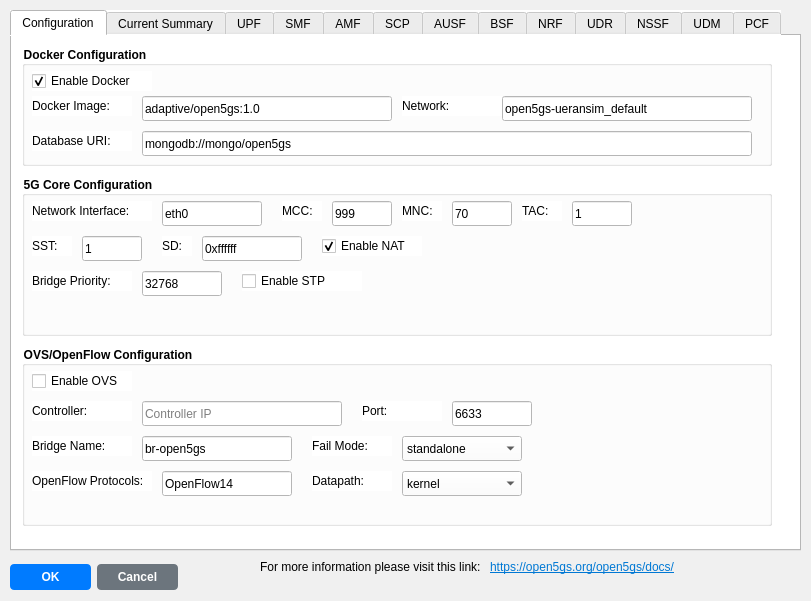
This is netflux5g-editor/src/gui/ui/Component5G_properties.ui in adaptivenetworklab/NetFlux5G as Qt 5 draws it before an edit. The edited form follows.
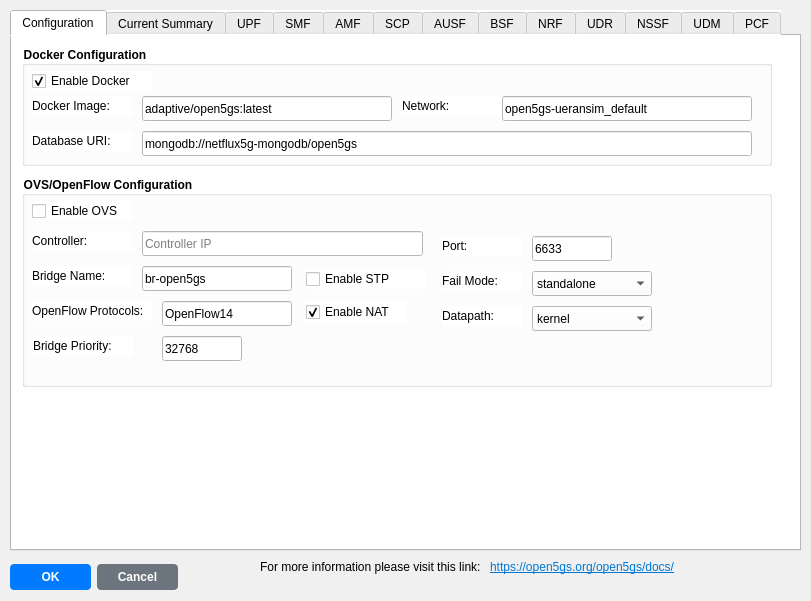
This is the edited form. The open tabs and pages were chosen to show the change.

What changed in the file:
```diff
--- a/netflux5g-editor/src/gui/ui/Component5G_properties.ui
+++ b/netflux5g-editor/src/gui/ui/Component5G_properties.ui
@@ -90,7 +90,7 @@
         </rect>
        </property>
        <property name="text">
-        <string>adaptive/open5gs:1.0</string>
+        <string>adaptive/open5gs:latest</string>
        </property>
       </widget>
       <widget class="QLabel" name="label_docker_network">
@@ -142,237 +142,7 @@
         </rect>
        </property>
        <property name="text">
-        <string>mongodb://mongo/open5gs</string>
-       </property>
-      </widget>
-     </widget>
-     <widget class="QGroupBox" name="CoreConfigGroup">
-      <property name="geometry">
-       <rect>
-        <x>10</x>
-        <y>140</y>
-        <width>750</width>
-        <height>160</height>
-       </rect>
-      </property>
-      <property name="styleSheet">
-       <string notr="true">QGroupBox { font-weight: bold; }</string>
-      </property>
-      <property name="title">
-       <string>5G Core Configuration</string>
-      </property>
-      <widget class="QLabel" name="label_network_interface">
-       <property name="geometry">
-        <rect>
-         <x>10</x>
-         <y>25</y>
-         <width>120</width>
-         <height>20</height>
-        </rect>
-       </property>
-       <property name="text">
-        <string>Network Interface:</string>
-       </property>
-      </widget>
-      <widget class="QLineEdit" name="VGCore_NetworkInterface">
-       <property name="geometry">
-        <rect>
-         <x>140</x>
-         <y>25</y>
-         <width>100</width>
-         <height>25</height>
-        </rect>
-       </property>
-       <property name="text">
-        <string>eth0</string>
-       </property>
-      </widget>
-      <widget class="QLabel" name="label_mcc">
-       <property name="geometry">
-        <rect>
-         <x>260</x>
-         <y>25</y>
-         <width>40</width>
-         <height>20</height>
-        </rect>
-       </property>
-       <property name="text">
-        <string>MCC:</string>
-       </property>
-      </widget>
-      <widget class="QLineEdit" name="VGCore_MCC">
-       <property name="geometry">
-        <rect>
-         <x>310</x>
-         <y>25</y>
-         <width>60</width>
-         <height>25</height>
-        </rect>
-       </property>
-       <property name="text">
-        <string>999</string>
-       </property>
-      </widget>
-      <widget class="QLabel" name="label_mnc">
-       <property name="geometry">
-        <rect>
-         <x>380</x>
-         <y>25</y>
-         <width>40</width>
-         <height>20</height>
-        </rect>
-       </property>
-       <property name="text">
-        <string>MNC:</string>
-       </property>
-      </widget>
-      <widget class="QLineEdit" name="VGCore_MNC">
-       <property name="geometry">
-        <rect>
-         <x>430</x>
-         <y>25</y>
-         <width>60</width>
-         <height>25</height>
-        </rect>
-       </property>
-       <property name="text">
-        <string>70</string>
-       </property>
-      </widget>
-      <widget class="QLabel" name="label_tac">
-       <property name="geometry">
-        <rect>
-         <x>500</x>
-         <y>25</y>
-         <width>40</width>
-         <height>20</height>
-        </rect>
-       </property>
-       <property name="text">
-        <string>TAC:</string>
-       </property>
-      </widget>
-      <widget class="QLineEdit" name="VGCore_TAC">
-       <property name="geometry">
-        <rect>
-         <x>550</x>
-         <y>25</y>
-         <width>60</width>
-         <height>25</height>
-        </rect>
-       </property>
-       <property name="text">
-        <string>1</string>
-       </property>
-      </widget>
-      <widget class="QLabel" name="label_sst">
-       <property name="geometry">
-        <rect>
-         <x>10</x>
-         <y>60</y>
-         <width>40</width>
-         <height>20</height>
-        </rect>
-       </property>
-       <property name="text">
-        <string>SST:</string>
-       </property>
-      </widget>
-      <widget class="QLineEdit" name="VGCore_SST">
-       <property name="geometry">
-        <rect>
-         <x>60</x>
-         <y>60</y>
-         <width>60</width>
-         <height>25</height>
-        </rect>
-       </property>
-       <property name="text">
-        <string>1</string>
-       </property>
-      </widget>
-      <widget class="QLabel" name="label_sd">
-       <property name="geometry">
-        <rect>
-         <x>140</x>
-         <y>60</y>
-         <width>30</width>
-         <height>20</height>
-        </rect>
-       </property>
-       <property name="text">
-        <string>SD:</string>
-       </property>
-      </widget>
-      <widget class="QLineEdit" name="VGCore_SD">
-       <property name="geometry">
-        <rect>
-         <x>180</x>
-         <y>60</y>
-         <width>100</width>
-         <height>25</height>
-        </rect>
-       </property>
-       <property name="text">
-        <string>0xffffff</string>
-       </property>
-      </widget>
-      <widget class="QCheckBox" name="VGCore_EnableNAT">
-       <property name="geometry">
-        <rect>
-         <x>300</x>
-         <y>60</y>
-         <width>100</width>
-         <height>20</height>
-        </rect>
-       </property>
-       <property name="text">
-        <string>Enable NAT</string>
-       </property>
-       <property name="checked">
-        <bool>true</bool>
-       </property>
-      </widget>
-      <widget class="QLabel" name="label_bridge_priority">
-       <property name="geometry">
-        <rect>
-         <x>10</x>
-         <y>95</y>
-         <width>100</width>
-         <height>20</height>
-        </rect>
-       </property>
-       <property name="text">
-        <string>Bridge Priority:</string>
-       </property>
-      </widget>
-      <widget class="QLineEdit" name="VGCore_BridgePriority">
-       <property name="geometry">
-        <rect>
-         <x>120</x>
-         <y>95</y>
-         <width>80</width>
-         <height>25</height>
-        </rect>
-       </property>
-       <property name="text">
-        <string>32768</string>
-       </property>
-      </widget>
-      <widget class="QCheckBox" name="VGCore_STPEnabled">
-       <property name="geometry">
-        <rect>
-         <x>220</x>
-         <y>95</y>
-         <width>120</width>
-         <height>20</height>
-        </rect>
-       </property>
-       <property name="text">
-        <string>Enable STP</string>
-       </property>
-       <property name="checked">
-        <bool>false</bool>
+        <string>mongodb://netflux5g-mongodb/open5gs</string>
        </property>
       </widget>
      </widget>
@@ -380,9 +150,9 @@
       <property name="geometry">
        <rect>
         <x>10</x>
-        <y>310</y>
+        <y>140</y>
         <width>750</width>
-        <height>180</height>
+        <height>211</height>
        </rect>
       </property>
       <property name="styleSheet">
@@ -425,7 +195,7 @@
         <rect>
          <x>120</x>
          <y>55</y>
-         <width>200</width>
+         <width>281</width>
          <height>25</height>
         </rect>
        </property>
@@ -436,8 +206,8 @@
       <widget class="QLabel" name="label_controller_port">
        <property name="geometry">
         <rect>
-         <x>340</x>
-         <y>55</y>
+         <x>420</x>
+         <y>60</y>
          <width>80</width>
          <height>20</height>
         </rect>
@@ -449,8 +219,8 @@
       <widget class="QLineEdit" name="VGCore_ControllerPort">
        <property name="geometry">
         <rect>
-         <x>430</x>
-         <y>55</y>
+         <x>510</x>
+         <y>60</y>
          <width>80</width>
          <height>25</height>
         </rect>
@@ -488,8 +258,8 @@
       <widget class="QLabel" name="label_fail_mode">
        <property name="geometry">
         <rect>
-         <x>290</x>
-         <y>90</y>
+         <x>420</x>
+         <y>95</y>
          <width>80</width>
          <height>20</height>
         </rect>
@@ -501,8 +271,8 @@
       <widget class="QComboBox" name="VGCore_OVSFailMode">
        <property name="geometry">
         <rect>
-         <x>380</x>
-         <y>90</y>
+         <x>510</x>
+         <y>95</y>
          <width>120</width>
          <height>25</height>
         </rect>
@@ -547,8 +317,8 @@
       <widget class="QLabel" name="label_datapath">
        <property name="geometry">
         <rect>
-         <x>290</x>
-         <y>125</y>
+         <x>420</x>
+         <y>130</y>
          <width>80</width>
          <height>20</height>
         </rect>
@@ -560,8 +330,8 @@
       <widget class="QComboBox" name="VGCore_OVSDatapath">
        <property name="geometry">
         <rect>
-         <x>380</x>
-         <y>125</y>
+         <x>510</x>
+         <y>130</y>
          <width>120</width>
          <height>25</height>
         </rect>
@@ -577,6 +347,64 @@
         </property>
        </item>
       </widget>
+      <widget class="QLabel" name="label_bridge_priority">
+       <property name="geometry">
+        <rect>
+         <x>11</x>
+         <y>160</y>
+         <width>100</width>
+         <height>20</height>
+        </rect>
+       </property>
+       <property name="text">
+        <string>Bridge Priority:</string>
+       </property>
+      </widget>
+      <widget class="QLineEdit" name="VGCore_BridgePriority">
+       <property name="geometry">
+        <rect>
+         <x>140</x>
+         <y>160</y>
+         <width>80</width>
+         <height>25</height>
+        </rect>
+       </property>
+       <property name="text">
+        <string>32768</string>
+       </property>
+      </widget>
+      <widget class="QCheckBox" name="VGCore_STPEnabled">
+       <property name="geometry">
+        <rect>
+         <x>284</x>
+         <y>93</y>
+         <width>120</width>
+         <height>20</height>
+        </rect>
+       </property>
+       <property name="text">
+        <string>Enable STP</string>
+       </property>
+       <property name="checked">
+        <bool>false</bool>
+       </property>
+      </widget>
+      <widget class="QCheckBox" name="VGCore_EnableNAT">
+       <property name="geometry">
+        <rect>
+         <x>284</x>
+         <y>126</y>
+         <width>100</width>
+         <height>20</height>
+        </rect>
+       </property>
+       <property name="text">
+        <string>Enable NAT</string>
+       </property>
+       <property name="checked">
+        <bool>true</bool>
+       </property>
+      </widget>
      </widget>
     </widget>
     <widget class="QWidget" name="Slices">
```
Left out of the diff: 2 changed lines with no effect on the pictures.
